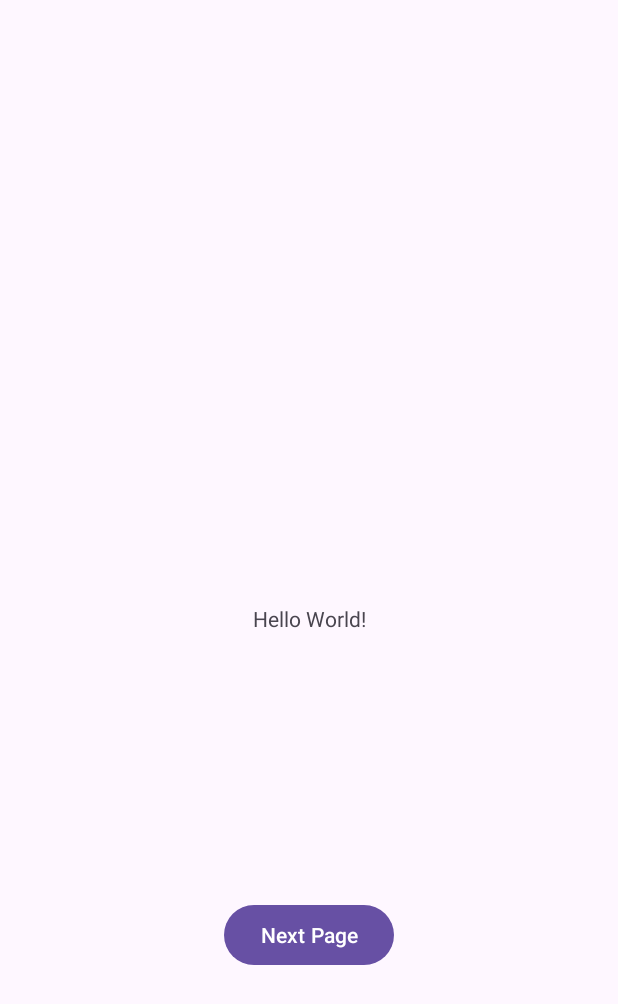
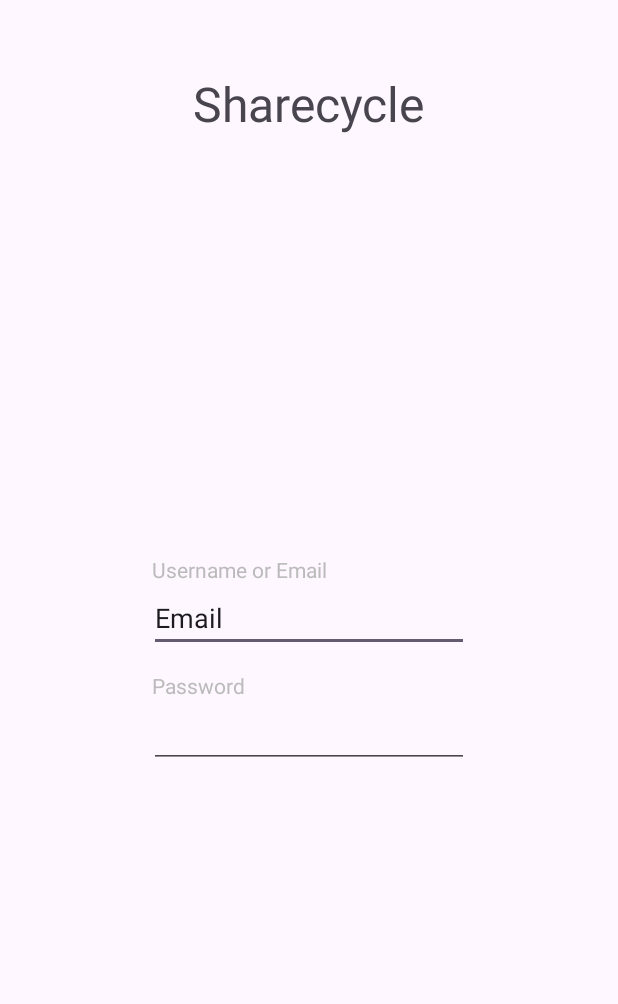
Before and after one commit to Ethan-da-Silva04/Assignment, an Android app: the MainActivity screen opened directly, with no data from a screen before it, after a tap on "Next Page", on a phone screen of 412 x 824 dp. Shown: the top 1004 px of the screen. Run offline under Robolectric (Android 15) with nearby library versions, the phone set to English and light mode, and no system bars.

Commit message:
Login activity added

```diff
--- a/app/src/main/AndroidManifest.xml
+++ b/app/src/main/AndroidManifest.xml
@@ -12,16 +12,18 @@
         android:supportsRtl="true"
         android:theme="@style/Theme.Assignment"
         tools:targetApi="31">
+
         <activity
-            android:name=".LoginActivity"
+            android:name=".MainActivity"
             android:exported="true">
             <intent-filter>
                 <action android:name="android.intent.action.MAIN" />
+
                 <category android:name="android.intent.category.LAUNCHER" />
             </intent-filter>
         </activity>
         <activity
-            android:name=".MainActivity"
+            android:name=".LoginActivity"
             android:exported="true">
             <intent-filter>
                 <action android:name="android.intent.action.MAIN" />
--- /dev/null
+++ b/app/src/main/java/com/example/assignment/LoginActivity.java
@@ -0,0 +1,14 @@
+package com.example.assignment;
+
+import android.os.Bundle;
+
+import androidx.appcompat.app.AppCompatActivity;
+
+public class LoginActivity extends AppCompatActivity {
+    @Override
+    protected void onCreate(Bundle savedInstanceState) {
+        super.onCreate(savedInstanceState);
+        //System.out.println("Hello world!");
+        setContentView(R.layout.activity_login);
+    }
+}
--- a/app/src/main/java/com/example/assignment/MainActivity.java
+++ b/app/src/main/java/com/example/assignment/MainActivity.java
@@ -2,6 +2,7 @@
 
 import androidx.appcompat.app.AppCompatActivity;
 
+import android.content.Intent;
 import android.os.Bundle;
 import android.widget.Toast;
 import android.view.View;
@@ -10,7 +11,9 @@
     // Method to handle button click
     public void foobar(View view) {
         // Action to be performed when the button is clicked
-        //Toast.makeText(this, "Button Clicked!", Toast.LENGTH_SHORT).show();
+        Toast.makeText(this, "Button Clicked!", Toast.LENGTH_SHORT).show();
+        Intent intent = new Intent(this, LoginActivity.class);
+        startActivity(intent);
     }
     @Override
     protected void onCreate(Bundle savedInstanceState) {
--- /dev/null
+++ b/app/src/main/res/layout/activity_login.xml
@@ -0,0 +1,70 @@
+<?xml version="1.0" encoding="utf-8"?>
+<androidx.constraintlayout.widget.ConstraintLayout xmlns:android="http://schemas.android.com/apk/res/android"
+    xmlns:app="http://schemas.android.com/apk/res-auto"
+    xmlns:tools="http://schemas.android.com/tools"
+    android:layout_width="match_parent"
+    android:layout_height="match_parent">
+
+    <TextView
+        android:id="@+id/textView"
+        android:layout_width="wrap_content"
+        android:layout_height="wrap_content"
+        android:layout_marginTop="32dp"
+        android:layout_marginBottom="42dp"
+        android:rotation="0"
+        android:rotationX="0"
+        android:rotationY="0"
+        android:text="Sharecycle"
+        android:textSize="32sp"
+        app:layout_constraintBottom_toBottomOf="parent"
+        app:layout_constraintEnd_toEndOf="parent"
+        app:layout_constraintStart_toStartOf="parent"
+        app:layout_constraintTop_toTopOf="parent"
+        app:layout_constraintVertical_bias="0.022" />
+
+    <EditText
+        android:id="@+id/editTextTextEmailAddress"
+        android:layout_width="wrap_content"
+        android:layout_height="wrap_content"
+        android:ems="10"
+        android:inputType="textEmailAddress"
+        android:text="@string/prompt_email"
+        app:layout_constraintBottom_toBottomOf="parent"
+        app:layout_constraintEnd_toEndOf="parent"
+        app:layout_constraintStart_toStartOf="parent"
+        app:layout_constraintTop_toTopOf="parent" />
+
+    <EditText
+        android:id="@+id/editTextTextPassword"
+        android:layout_width="wrap_content"
+        android:layout_height="wrap_content"
+        android:layout_marginTop="32dp"
+        android:ems="10"
+        android:inputType="textPassword"
+        app:layout_constraintEnd_toEndOf="parent"
+        app:layout_constraintStart_toStartOf="parent"
+        app:layout_constraintTop_toBottomOf="@+id/editTextTextEmailAddress"
+        tools:text="@string/prompt_password" />
+
+    <TextView
+        android:id="@+id/textView3"
+        android:layout_width="wrap_content"
+        android:layout_height="wrap_content"
+        android:text="Username or Email"
+        android:textColor="#bbbbbb"
+        app:layout_constraintBottom_toTopOf="@+id/editTextTextEmailAddress"
+        app:layout_constraintEnd_toEndOf="parent"
+        app:layout_constraintHorizontal_bias="0.344"
+        app:layout_constraintStart_toStartOf="parent" />
+
+    <TextView
+        android:id="@+id/textView4"
+        android:layout_width="wrap_content"
+        android:layout_height="wrap_content"
+        android:text="Password"
+        android:textColor="#bbbbbb"
+        app:layout_constraintBottom_toTopOf="@+id/editTextTextPassword"
+        app:layout_constraintEnd_toEndOf="parent"
+        app:layout_constraintHorizontal_bias="0.289"
+        app:layout_constraintStart_toStartOf="parent" />
+</androidx.constraintlayout.widget.ConstraintLayout>
```
